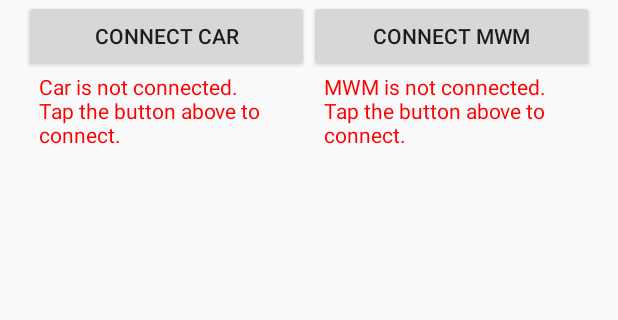
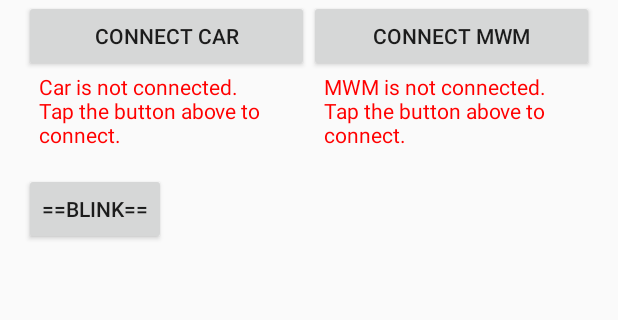
Before and after one commit to rafiibrahim8/EEG_Car_2, an Android app: the screen it shows after launch (MainActivity), on a phone screen of 412 x 824 dp, the part 483-803 px from its top. Run offline under Robolectric (Android 15) with nearby library versions, the phone set to English and light mode, and no system bars; our stand-ins replace ButterKnife.

Commit message:
2019-12-12 22:33:49

```diff
--- a/app/src/main/java/ml/nerdsofku/eegcarx2/MainActivity.java
+++ b/app/src/main/java/ml/nerdsofku/eegcarx2/MainActivity.java
@@ -91,6 +91,8 @@ public class MainActivity extends AppCompatActivity {
     @BindView(R.id.timer)
     TextView timer;
 
+    @BindView(R.id.testBlink)
+    Button testBlink;
 
 
     private static final int HC05 = 0;
@@ -280,6 +282,12 @@ public class MainActivity extends AppCompatActivity {
             Toast.makeText(this, e.getMessage(), Toast.LENGTH_SHORT).show();
             d(LOG_TAG, e.getMessage());
         }
+    }
+
+
+    @OnClick(R.id.testBlink)
+    void onTestBlink() {
+        carController.registerBlink(100);
     }
 
 
--- a/app/src/main/res/layout/activity_main.xml
+++ b/app/src/main/res/layout/activity_main.xml
@@ -184,4 +184,10 @@
             android:gravity="start"
             android:id="@+id/briefMWMConnection"/>
     </LinearLayout>
+    <Button
+        android:layout_marginTop="16dp"
+        android:layout_width="wrap_content"
+        android:layout_height="wrap_content"
+        android:text="==Blink=="
+        android:id="@+id/testBlink"/>
 </LinearLayout>
```
